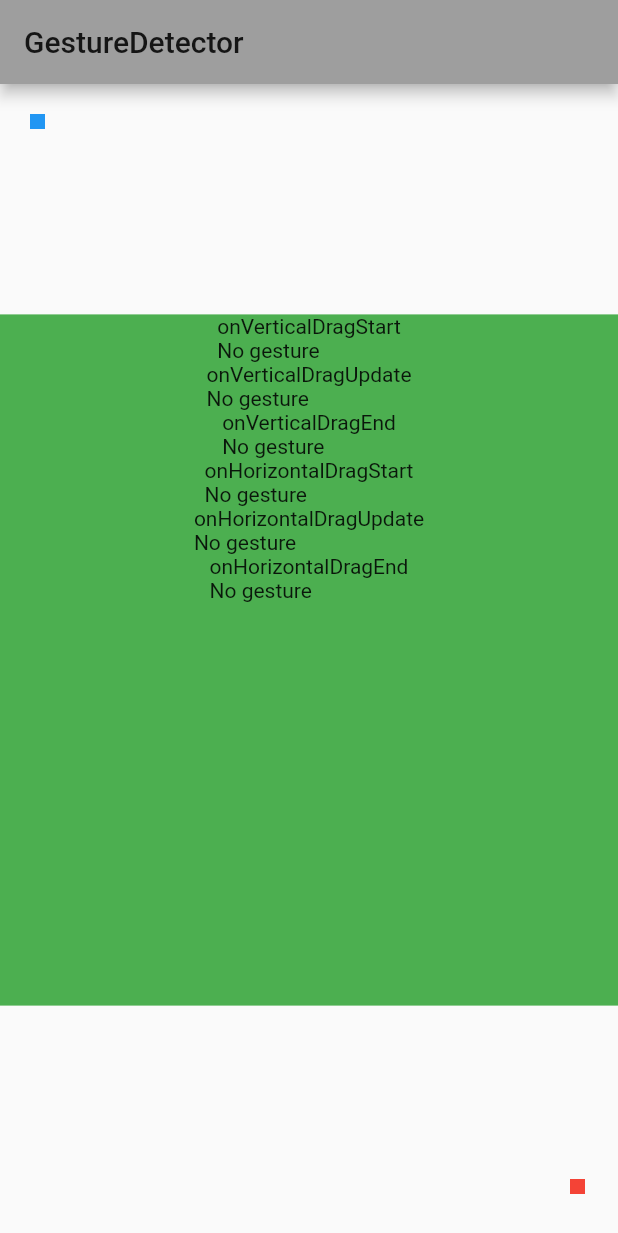
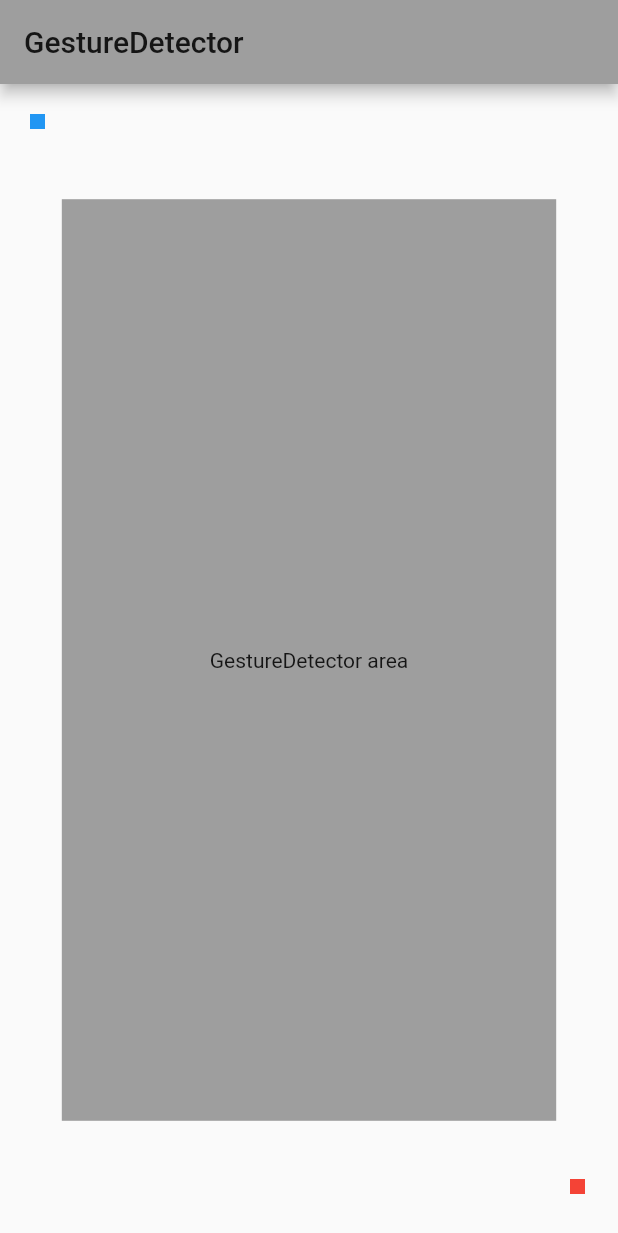
Before and after one commit to linnefromice/flutter_heart_app_01, a Flutter app: the screen it shows after launch, on a phone screen of 412 x 824 dp. Shown: the top 1233 px of the screen. Run offline on Flutter 3.47's test engine with Material 2 defaults, Android fonts, the phone set to English and light mode, and no system bars; our stand-ins replace flutter_rating_bar.

Commit message:
update gesture_detector_screen - move block using coorinate start/end

```diff
--- a/lib/screens/gesture_detector_screen.dart
+++ b/lib/screens/gesture_detector_screen.dart
@@ -6,12 +6,10 @@ class GestureDetectorScreen extends StatefulWidget {
 }
 
 class _GestureDetectorScreenState extends State<GestureDetectorScreen> {
-  String _messageOnVerticalDragStart = "No gesture";
-  String _messageOnVerticalDragUpdate = "No gesture";
-  String _messageOnVerticalDragEnd = "No gesture";
-  String _messageOnHorizontalDragStart = "No gesture";
-  String _messageOnHorizontalDragUpdate = "No gesture";
-  String _messageOnHorizontalDragEnd = "No gesture";
+  double _positionXStart = 20;
+  double _positionYStart = 20;
+  double _positionXEnd = 380;
+  double _positionYEnd = 730;
 
   @override
   Widget build(BuildContext context) {
@@ -22,44 +20,63 @@ class _GestureDetectorScreenState extends State<GestureDetectorScreen> {
       body: Stack(
         children: [
           GestureDetector(
-            onVerticalDragStart: (details) => setState(() => _messageOnVerticalDragStart = "globalPosition:${details.globalPosition}" ),
-            onVerticalDragUpdate: (details) => setState(() => _messageOnVerticalDragUpdate = "globalPosition:${details.globalPosition}\ndelta:${details.delta}" ),
-            onVerticalDragEnd: (details) => setState(() => _messageOnVerticalDragEnd = "velocity:${details.velocity}" ),
-            onHorizontalDragStart: (details) => setState(() => _messageOnHorizontalDragStart = "globalPosition:${details.globalPosition}" ),
-            onHorizontalDragUpdate: (details) => setState(() => _messageOnHorizontalDragUpdate = "globalPosition:${details.globalPosition}\ndelta:${details.delta}" ),
-            onHorizontalDragEnd: (details) => setState(() => _messageOnHorizontalDragEnd = "velocity:${details.velocity}" ),
+            onVerticalDragStart: (details) {
+              print("onVerticalDragStart\nglobalPosition:${details.globalPosition}");
+              setState(() {
+                _positionXStart = details.localPosition.dx;
+                _positionYStart = details.localPosition.dy;
+              });
+            },
+            onVerticalDragUpdate: (details) {
+              print("onVerticalDragUpdate\nglobalPosition:${details.globalPosition}\ndelta:${details.delta}");
+              setState(() {
+                _positionXEnd = details.localPosition.dx;
+                _positionYEnd = details.localPosition.dy;
+              });
+            },
+            onVerticalDragEnd: (details) {
+              print("onVerticalDragEnd\nvelocity:${details.velocity}");
+            },
+            onHorizontalDragStart: (details) {
+              print("onHorizontalDragStart\nglobalPosition:${details.globalPosition}");
+              setState(() {
+                _positionXStart = details.globalPosition.dx;
+                _positionYStart = details.globalPosition.dy;
+              });
+            },
+            onHorizontalDragUpdate: (details) {
+              print("onHorizontalDragUpdate\nglobalPosition:${details.globalPosition}\ndelta:${details.delta}");
+              setState(() {
+                _positionXEnd = details.globalPosition.dx;
+                _positionYEnd = details.globalPosition.dy;
+              });
+            },
+            onHorizontalDragEnd: (details) {
+              print("onHorizontalDragEnd\nvelocity:${details.velocity}");
+            },
             child: Center(
               child: FractionallySizedBox(
-                widthFactor: 1.0,
-                heightFactor: 0.6,
+                widthFactor: 0.8,
+                heightFactor: 0.8,
                 child: Container(
-                  color: Colors.green,
+                  color: Colors.grey,
                   child: Center(
-                      child: Column(
-                        children: [
-                          Text("onVerticalDragStart\n${_messageOnVerticalDragStart}"),
-                          Text("onVerticalDragUpdate\n${_messageOnVerticalDragUpdate}"),
-                          Text("onVerticalDragEnd\n${_messageOnVerticalDragEnd}"),
-                          Text("onHorizontalDragStart\n${_messageOnHorizontalDragStart}"),
-                          Text("onHorizontalDragUpdate\n${_messageOnHorizontalDragUpdate}"),
-                          Text("onHorizontalDragEnd\n${_messageOnHorizontalDragEnd}"),
-                        ],
-                      )
+                    child: Text("GestureDetector area"),
                   ),
                 ),
               ),
             )
           ),
           Positioned(
-            left: 20,
-            top: 20,
+            left: _positionXStart,
+            top: _positionYStart,
             width: 10,
             height: 10,
             child: Container(color: Colors.blue),
           ),
           Positioned(
-            left: 380,
-            top: 730,
+            left: _positionXEnd,
+            top: _positionYEnd,
             width: 10,
             height: 10,
             child: Container(color: Colors.red),
```
